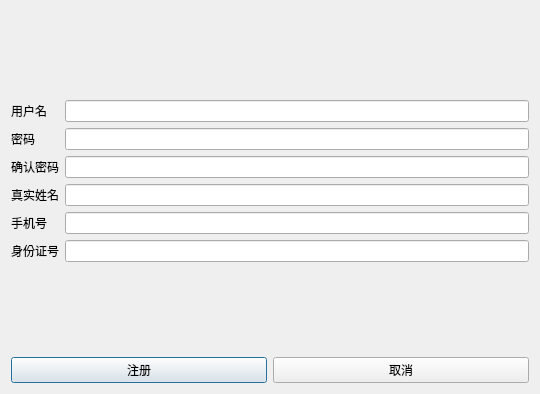
This is FlightTicketClient/pages/ProfilePage/RegisterDialog.ui in n-ss1m-1/FlightTicketSystem as Qt 5 draws it before an edit. The edited form follows.
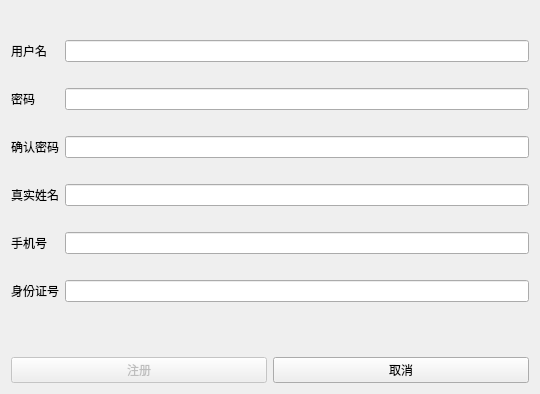
This is the edited form.

Commit message: 优化注册

```diff
--- a/FlightTicketClient/pages/ProfilePage/RegisterDialog.ui
+++ b/FlightTicketClient/pages/ProfilePage/RegisterDialog.ui
@@ -29,42 +29,6 @@
        </property>
       </spacer>
      </item>
-     <item row="7" column="1">
-      <spacer name="verticalSpacer">
-       <property name="orientation">
-        <enum>Qt::Orientation::Vertical</enum>
-       </property>
-       <property name="sizeHint" stdset="0">
-        <size>
-         <width>20</width>
-         <height>40</height>
-        </size>
-       </property>
-      </spacer>
-     </item>
-     <item row="1" column="1">
-      <widget class="QLineEdit" name="leUsername"/>
-     </item>
-     <item row="2" column="1">
-      <widget class="QLineEdit" name="lePassword">
-       <property name="echoMode">
-        <enum>QLineEdit::EchoMode::Password</enum>
-       </property>
-      </widget>
-     </item>
-     <item row="3" column="1">
-      <widget class="QLineEdit" name="lePassword2">
-       <property name="echoMode">
-        <enum>QLineEdit::EchoMode::Password</enum>
-       </property>
-      </widget>
-     </item>
-     <item row="4" column="1">
-      <widget class="QLineEdit" name="leRealName"/>
-     </item>
-     <item row="5" column="1">
-      <widget class="QLineEdit" name="lePhone"/>
-     </item>
      <item row="1" column="0">
       <widget class="QLabel" name="label">
        <property name="text">
@@ -72,50 +36,182 @@
        </property>
       </widget>
      </item>
-     <item row="2" column="0">
+     <item row="1" column="1">
+      <widget class="QLineEdit" name="leUsername"/>
+     </item>
+     <item row="2" column="1">
+      <widget class="QLabel" name="lblErrUserName">
+       <property name="sizePolicy">
+        <sizepolicy hsizetype="Preferred" vsizetype="Maximum">
+         <horstretch>0</horstretch>
+         <verstretch>0</verstretch>
+        </sizepolicy>
+       </property>
+       <property name="autoFillBackground">
+        <bool>false</bool>
+       </property>
+       <property name="styleSheet">
+        <string notr="true">color: #ef4444;
+</string>
+       </property>
+       <property name="text">
+        <string/>
+       </property>
+      </widget>
+     </item>
+     <item row="3" column="0">
       <widget class="QLabel" name="label_2">
        <property name="text">
         <string>密码</string>
        </property>
       </widget>
      </item>
-     <item row="3" column="0">
+     <item row="3" column="1">
+      <widget class="QLineEdit" name="lePassword">
+       <property name="echoMode">
+        <enum>QLineEdit::EchoMode::Password</enum>
+       </property>
+      </widget>
+     </item>
+     <item row="5" column="0">
       <widget class="QLabel" name="label_3">
        <property name="text">
         <string>确认密码</string>
        </property>
       </widget>
      </item>
-     <item row="4" column="0">
+     <item row="5" column="1">
+      <widget class="QLineEdit" name="lePassword2">
+       <property name="echoMode">
+        <enum>QLineEdit::EchoMode::Password</enum>
+       </property>
+      </widget>
+     </item>
+     <item row="7" column="0">
       <widget class="QLabel" name="label_4">
        <property name="text">
         <string>真实姓名</string>
        </property>
       </widget>
      </item>
-     <item row="5" column="0">
+     <item row="7" column="1">
+      <widget class="QLineEdit" name="leRealName"/>
+     </item>
+     <item row="9" column="0">
       <widget class="QLabel" name="label_5">
        <property name="text">
         <string>手机号</string>
        </property>
       </widget>
      </item>
-     <item row="6" column="0">
+     <item row="9" column="1">
+      <widget class="QLineEdit" name="lePhone"/>
+     </item>
+     <item row="11" column="0">
       <widget class="QLabel" name="label_6">
        <property name="text">
         <string>身份证号</string>
        </property>
       </widget>
      </item>
-     <item row="6" column="1">
+     <item row="11" column="1">
       <widget class="QLineEdit" name="leIdCard"/>
      </item>
+     <item row="13" column="1">
+      <spacer name="verticalSpacer">
+       <property name="orientation">
+        <enum>Qt::Orientation::Vertical</enum>
+       </property>
+       <property name="sizeHint" stdset="0">
+        <size>
+         <width>20</width>
+         <height>40</height>
+        </size>
+       </property>
+      </spacer>
+     </item>
+     <item row="4" column="1">
+      <widget class="QLabel" name="lblErrPassword">
+       <property name="sizePolicy">
+        <sizepolicy hsizetype="Preferred" vsizetype="Maximum">
+         <horstretch>0</horstretch>
+         <verstretch>0</verstretch>
+        </sizepolicy>
+       </property>
+       <property name="styleSheet">
+        <string notr="true">color: #ef4444;
+</string>
+       </property>
+       <property name="text">
+        <string/>
+       </property>
+      </widget>
+     </item>
+     <item row="6" column="1">
+      <widget class="QLabel" name="lblErrPassword2">
+       <property name="sizePolicy">
+        <sizepolicy hsizetype="Preferred" vsizetype="Maximum">
+         <horstretch>0</horstretch>
+         <verstretch>0</verstretch>
+        </sizepolicy>
+       </property>
+       <property name="styleSheet">
+        <string notr="true">color: #ef4444;
+</string>
+       </property>
+       <property name="text">
+        <string/>
+       </property>
+      </widget>
+     </item>
+     <item row="8" column="1">
+      <widget class="QLabel" name="lblErrRealName">
+       <property name="sizePolicy">
+        <sizepolicy hsizetype="Preferred" vsizetype="Maximum">
+         <horstretch>0</horstretch>
+         <verstretch>0</verstretch>
+        </sizepolicy>
+       </property>
+       <property name="styleSheet">
+        <string notr="true">color: #ef4444;
+</string>
+       </property>
+       <property name="text">
+        <string/>
+       </property>
+      </widget>
+     </item>
+     <item row="10" column="1">
+      <widget class="QLabel" name="lblErrPhone">
+       <property name="styleSheet">
+        <string notr="true">color: #ef4444;
+</string>
+       </property>
+       <property name="text">
+        <string/>
+       </property>
+      </widget>
+     </item>
+     <item row="12" column="1">
+      <widget class="QLabel" name="lblErrIdCard">
+       <property name="styleSheet">
+        <string notr="true">color: #ef4444;
+</string>
+       </property>
+       <property name="text">
+        <string/>
+       </property>
+      </widget>
+     </item>
     </layout>
    </item>
    <item>
     <layout class="QHBoxLayout" name="horizontalLayout">
      <item>
       <widget class="QPushButton" name="btnOk">
+       <property name="enabled">
+        <bool>false</bool>
+       </property>
        <property name="text">
         <string>注册</string>
        </property>
```
The commit also changes 2 other files.
